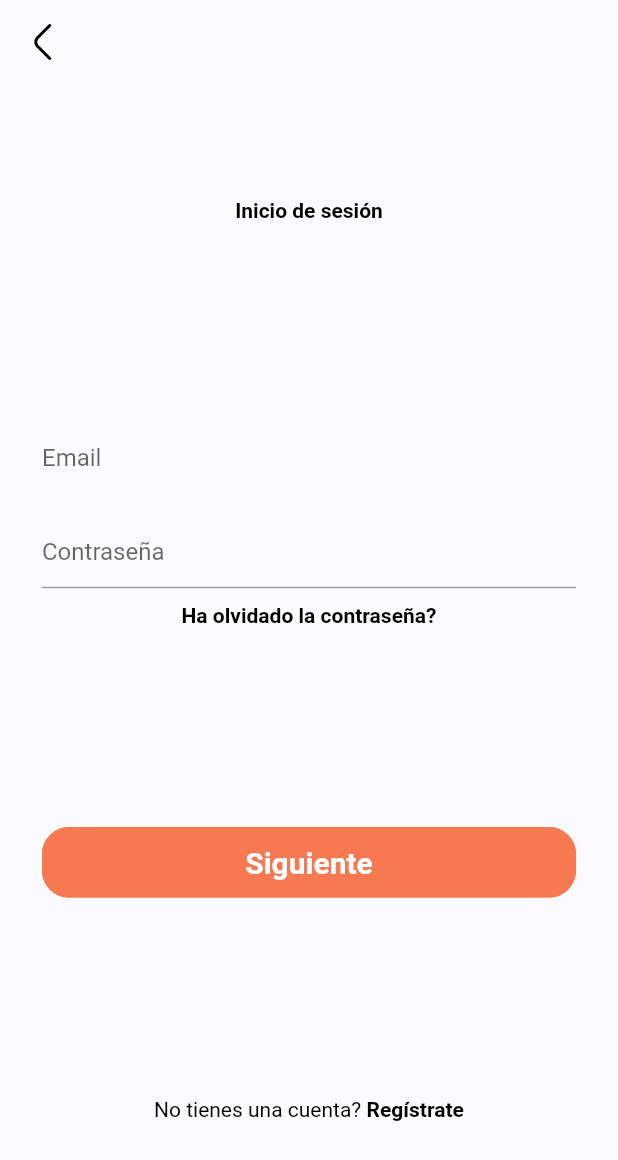
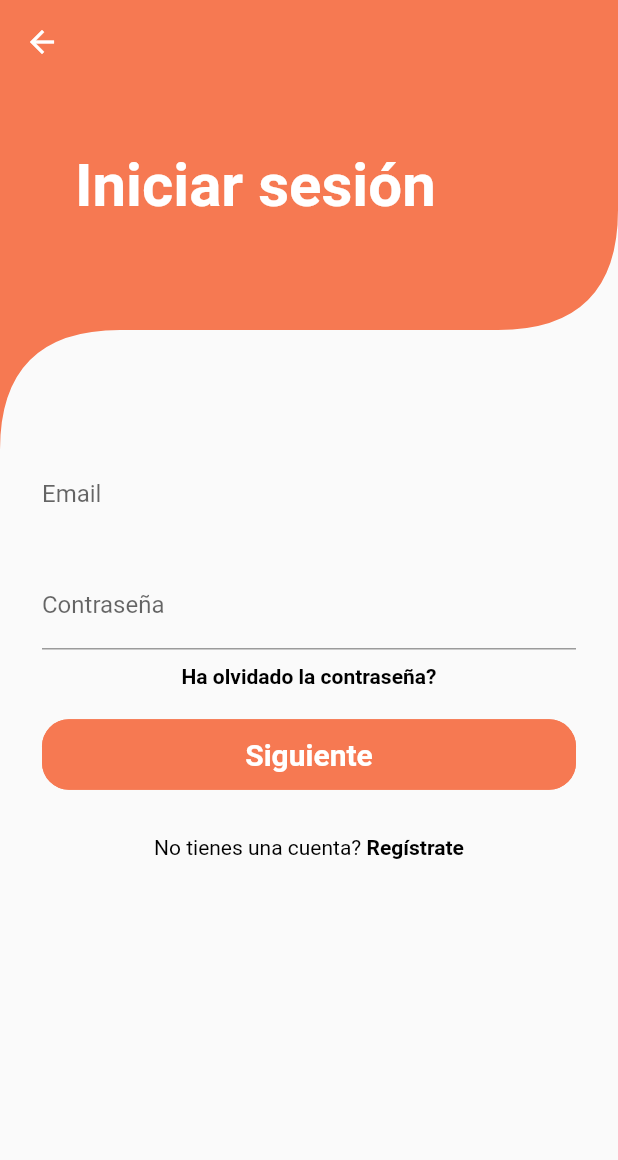
Before and after one commit to stivengm/ShopApp, a Flutter app: the screen it shows after launch, after a tap on "Login", on a phone screen of 412 x 824 dp. Shown: the top 1160 px of the screen. Run offline on Flutter 3.47's test engine with Material 2 defaults, Android fonts, the phone set to English and light mode, and no system bars; our stand-ins replace bloc, flutter_svg, flutter_zoom_drawer.

Commit message:
Ajuste de pantalla login.

```diff
--- a/lib/gui/views/login_view/form_login.dart
+++ b/lib/gui/views/login_view/form_login.dart
@@ -1,10 +1,17 @@
+import 'package:flutter/gestures.dart';
 import 'package:flutter/material.dart';
 import 'package:shop_app/constants.dart';
+import 'package:shop_app/gui/widgets/primary_button.dart';
 import 'package:shop_app/gui/widgets/text_app.dart';
 
-class FormLogin extends StatelessWidget {
+class FormLogin extends StatefulWidget {
   const FormLogin({ Key? key }) : super(key: key);
 
+  @override
+  State<FormLogin> createState() => _FormLoginState();
+}
+
+class _FormLoginState extends State<FormLogin> {
   @override
   Widget build(BuildContext context) {
     return Form(
@@ -16,7 +23,8 @@ class FormLogin extends StatelessWidget {
 
             },
             decoration: const InputDecoration(
-              hintText: 'Email',
+              // hintText: 'Email',
+              labelText: 'Email',
               border: InputBorder.none
               // border: OutlineInputBorder(
               //   borderRadius: BorderRadius.circular(8.0)
@@ -26,13 +34,45 @@ class FormLogin extends StatelessWidget {
           const SizedBox(height: 15.0),
           TextFormField(
             decoration: const InputDecoration(
-              hintText: 'Contraseña'
+              // hintText: 'Contraseña'
+              labelText: 'Contraseña',
             ),
           ),
           const SizedBox(height: 10.0),
-          const TextApp(text: 'Ha olvidado la contraseña?', color: blackColor)
+          const TextApp(text: 'Ha olvidado la contraseña?', color: blackColor),
+          const SizedBox(height: 20.0),
+          PrimaryButton(
+            text: 'Siguiente',
+            onPressed: () => Navigator.pop(context)
+          ),
+          const SizedBox(height: 30.0),
+          RichText(
+            text: TextSpan(
+              text: 'No tienes una cuenta?',
+              style: const TextStyle(
+                color: blackColor
+              ),
+              children: [
+                TextSpan(
+                  text: ' Regístrate',
+                  style: const TextStyle(
+                    fontWeight: FontWeight.bold
+                  ),
+                  recognizer: _registro()
+                )
+              ]
+            )
+          )
         ],
       ),
     );
   }
+
+  TapGestureRecognizer _registro() {
+
+    return TapGestureRecognizer()..onTap = () {
+      Navigator.pushNamed(context, 'register');
+    };
+
+  }
 }
--- a/lib/gui/views/login_view/login_view.dart
+++ b/lib/gui/views/login_view/login_view.dart
@@ -1,9 +1,7 @@
-import 'package:flutter/gestures.dart';
 import 'package:flutter/material.dart';
-import 'package:flutter_svg/svg.dart';
 import 'package:shop_app/constants.dart';
 import 'package:shop_app/gui/views/login_view/form_login.dart';
-import 'package:shop_app/gui/widgets/primary_button.dart';
+import 'package:shop_app/gui/widgets/curved_widget.dart';
 import 'package:shop_app/gui/widgets/text_app.dart';
 
 class LoginView extends StatefulWidget {
@@ -17,63 +15,39 @@ class _LoginViewState extends State<LoginView> {
   @override
   Widget build(BuildContext context) {
     return Scaffold(
+      extendBodyBehindAppBar: true,
       appBar: AppBar(
-        leading: IconButton(
-          icon: SvgPicture.asset('assets/icons/arrow_left.svg'),
-          iconSize: 35.0,
-          color: greyColor,
-          onPressed: () => Navigator.pop(context),
+        elevation: 0,
+        backgroundColor: Colors.transparent,
+      ),
+      body: SizedBox(
+        height: double.infinity,
+        child: GestureDetector(
+          onTap: () => FocusManager.instance.primaryFocus?.unfocus(),
+          child: SingleChildScrollView(
+            child: Stack(
+              children: [
+                CurvedWidget(
+                  curvedDistance: 80.0,
+                  curvedHeight: 80.0,
+                  child: Container(
+                    width: double.infinity,
+                    padding: const EdgeInsets.only(top: 100.0, left: 50.0),
+                    height: 300.0,
+                    color: primaryColor,
+                    child: const TextApp(text: 'Iniciar sesión', fontSize: 40.0),
+                  ),
+                ),
+                Container(
+                  margin: const EdgeInsets.only(top: 300.0, right: 28.0, left: 28.0),
+                  child: const FormLogin(),
+                )
+              ],
+            ),
+          ),
         ),
-        elevation: 0,
-        backgroundColor: bgColor,
-      ),
-      body: _body(),
-    );
-  }
-
-  Widget _body() {
-    return Container(
-      padding: const EdgeInsets.symmetric(horizontal: 28.0, vertical: 10.0),
-      decoration: const BoxDecoration(
-        color: bgColor
-      ),
-      child: Column(
-        mainAxisAlignment: MainAxisAlignment.spaceAround,
-        children: [
-          const TextApp(text: 'Inicio de sesión', color: blackColor,),
-          const FormLogin(),
-          PrimaryButton(
-            text: 'Siguiente',
-            onPressed: () => Navigator.pop(context)
-          ),
-          RichText(
-            text: TextSpan(
-              text: 'No tienes una cuenta?',
-              style: const TextStyle(
-                color: blackColor
-              ),
-              children: [
-                TextSpan(
-                  text: ' Regístrate',
-                  style: const TextStyle(
-                    fontWeight: FontWeight.bold
-                  ),
-                  recognizer: _registro()
-                )
-              ]
-            )
-          )
-        ],
       ),
     );
   }
 
-  TapGestureRecognizer _registro() {
-
-    return TapGestureRecognizer()..onTap = () {
-      Navigator.pushNamed(context, 'register');
-    };
-
-  }
-
 }
--- /dev/null
+++ b/lib/gui/widgets/curved_widget.dart
@@ -0,0 +1,59 @@
+import 'package:flutter/material.dart';
+
+class CurvedWidget extends StatelessWidget {
+  final double curvedDistance;
+  final double curvedHeight;
+  final Widget? child;
+  const CurvedWidget({ Key? key, required this.curvedDistance, required this.curvedHeight, this.child }) : super(key: key);
+
+  @override
+  Widget build(BuildContext context) {
+
+    return ClipPath(
+      clipper: CurvedWidgetBackgroundClipper(
+        curvedDistance: curvedDistance,
+        curvedHeight: curvedHeight
+      ),
+      child: child,
+    );
+  }
+}
+
+
+class CurvedWidgetBackgroundClipper extends CustomClipper<Path> {
+  final double curvedDistance;
+  final double curvedHeight;
+
+  CurvedWidgetBackgroundClipper({
+    required this.curvedDistance,
+    required this.curvedHeight
+  });
+
+  @override
+  getClip(Size size) {
+    Path clippedPath = Path();
+    clippedPath.lineTo(size.width, 0);
+    clippedPath.lineTo(size.width, size.height - curvedDistance - curvedHeight);
+    clippedPath.quadraticBezierTo(
+      size.width,
+      size.height - curvedHeight,
+      size.width - curvedDistance,
+      size.height - curvedHeight
+    );
+    clippedPath.lineTo(curvedDistance, size.height - curvedHeight);
+    clippedPath.quadraticBezierTo(
+      0,
+      size.height - curvedHeight,
+      0,
+      size.height
+    );
+    clippedPath.lineTo(0, 0);
+    return clippedPath;
+  }
+
+  @override
+  bool shouldReclip(CustomClipper oldClipper) {
+    return false;
+  }
+
+}
```
